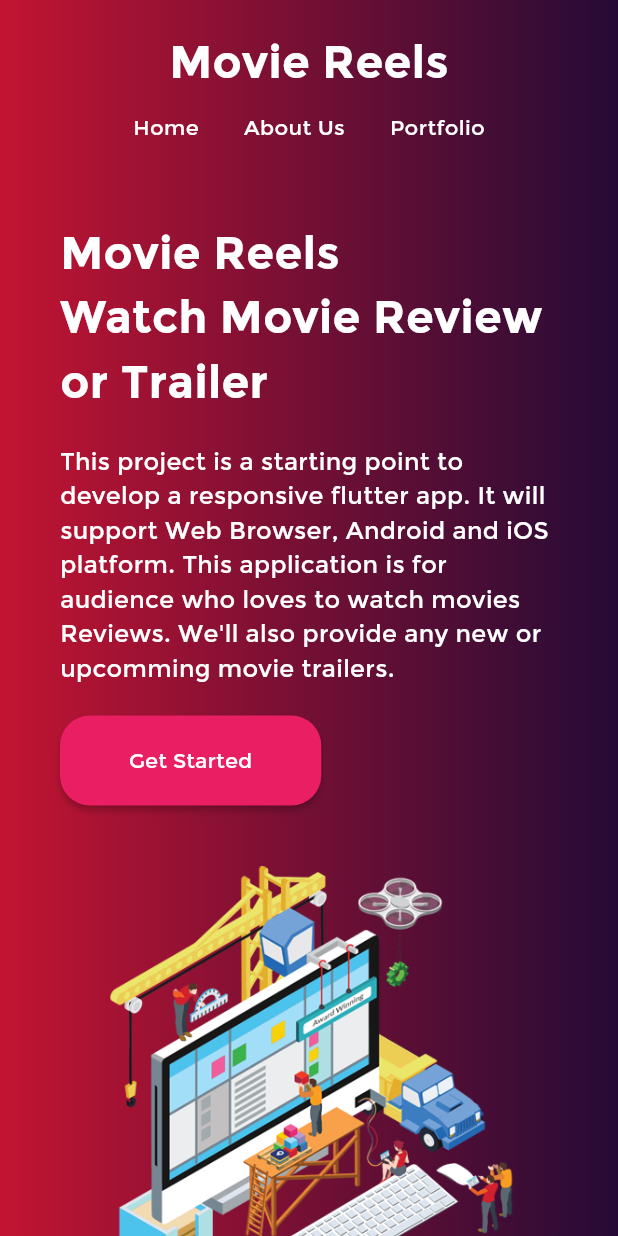
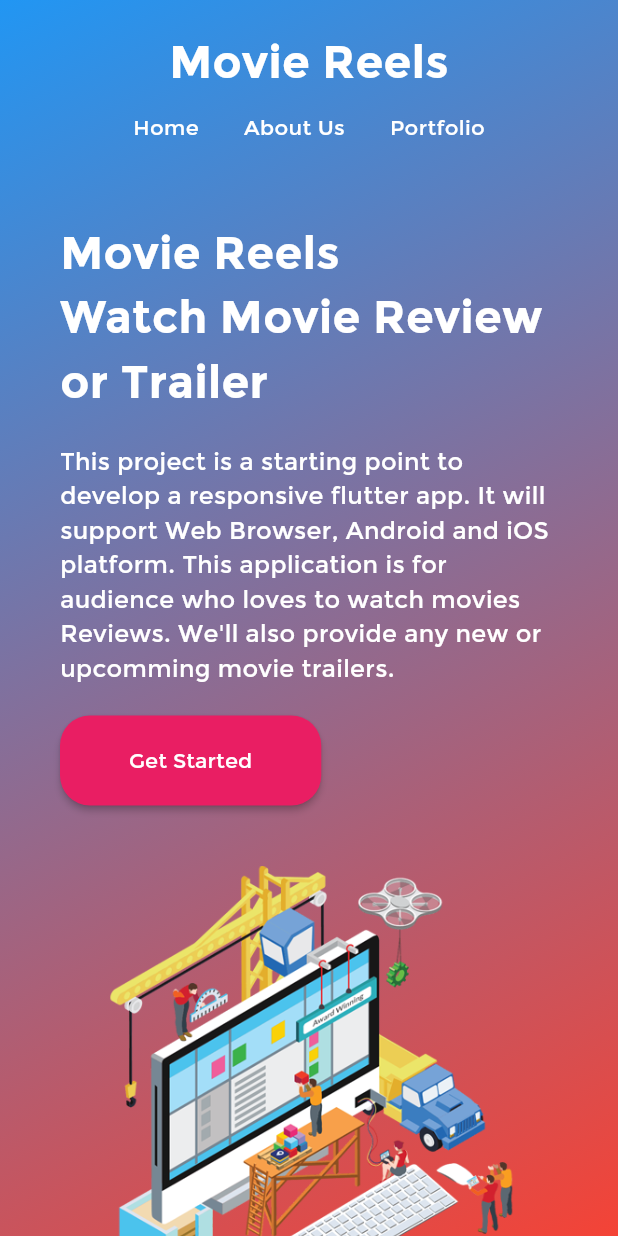
Before and after one commit to abir-ahmed/movie-reels, a Flutter app: the screen it shows after launch, on a phone screen of 412 x 824 dp. Run offline on Flutter 3.47's test engine with Material 3 defaults, Android fonts, the phone set to English and light mode, and no system bars.

Commit message:
Movie_Reels: Change Background Gradient Color

```diff
--- a/lib/main.dart
+++ b/lib/main.dart
@@ -29,12 +29,14 @@ class MovieReelApp extends StatelessWidget {
       body: Container(
           decoration: const BoxDecoration(
               gradient: LinearGradient(
-                  begin: Alignment.centerLeft,
-                  end: Alignment.centerRight,
-                  colors: [
-                Color.fromRGBO(195, 20, 50, 1.0),
-                Color.fromRGBO(36, 11, 54, 1.0)
-              ])),
+                  begin: Alignment.topLeft,
+                  end: Alignment.bottomRight,
+                  colors: [Colors.blue, Colors.red]
+                  //   colors: [
+
+                  // Color.fromRGBO(195, 20, 50, 1.0),
+                  // Color.fromRGBO(36, 11, 54, 1.0) ]
+                  )),
           child: const SingleChildScrollView(
             child: Column(
               children: [
```
